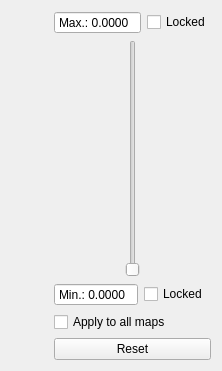
Old version of the form src/plugins/TFWavelet/TFColorMapWidget.ui in the repository HIP-infrastructure/anywave-code.
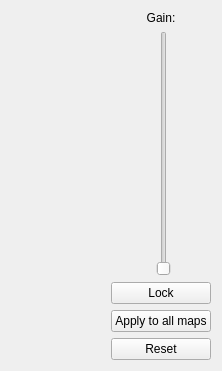
New version of the form.

```diff
--- a/src/plugins/TFWavelet/TFColorMapWidget.ui
+++ b/src/plugins/TFWavelet/TFColorMapWidget.ui
@@ -27,28 +27,23 @@
    <item>
     <layout class="QVBoxLayout" name="verticalLayout">
      <item>
-      <layout class="QHBoxLayout" name="horizontalLayout_2">
-       <item>
-        <widget class="QDoubleSpinBox" name="spinMaxZ">
-         <property name="buttonSymbols">
-          <enum>QAbstractSpinBox::NoButtons</enum>
-         </property>
-         <property name="prefix">
-          <string>Max.: </string>
-         </property>
-         <property name="decimals">
-          <number>4</number>
-         </property>
-        </widget>
-       </item>
-       <item>
-        <widget class="QCheckBox" name="checkBox">
+      <widget class="QLabel" name="label">
+       <property name="sizePolicy">
+        <sizepolicy hsizetype="Expanding" vsizetype="Preferred">
+         <horstretch>0</horstretch>
+         <verstretch>0</verstretch>
+        </sizepolicy>
+       </property>
          <property name="text">
-          <string>Locked</string>
-         </property>
-        </widget>
-       </item>
-      </layout>
+        <string>Gain:</string>
+       </property>
+       <property name="scaledContents">
+        <bool>true</bool>
+       </property>
+       <property name="alignment">
+        <set>Qt::AlignCenter</set>
+       </property>
+      </widget>
      </item>
      <item>
       <layout class="QHBoxLayout" name="horizontalLayout">
@@ -88,31 +83,14 @@
       </layout>
      </item>
      <item>
-      <layout class="QHBoxLayout" name="horizontalLayout_3">
-       <item>
-        <widget class="QDoubleSpinBox" name="spinMinZ">
-         <property name="buttonSymbols">
-          <enum>QAbstractSpinBox::NoButtons</enum>
-         </property>
-         <property name="prefix">
-          <string>Min.: </string>
-         </property>
-         <property name="decimals">
-          <number>4</number>
-         </property>
-        </widget>
-       </item>
-       <item>
-        <widget class="QCheckBox" name="checkBox_2">
+      <widget class="QPushButton" name="buttonLock">
          <property name="text">
-          <string>Locked</string>
+        <string>Lock</string>
          </property>
         </widget>
        </item>
-      </layout>
-     </item>
      <item>
-      <widget class="QCheckBox" name="checkApplyAll">
+      <widget class="QPushButton" name="buttonApplyAll">
        <property name="text">
         <string>Apply to all maps</string>
        </property>
```
Lines whose indentation alone changed are shown as unchanged.
